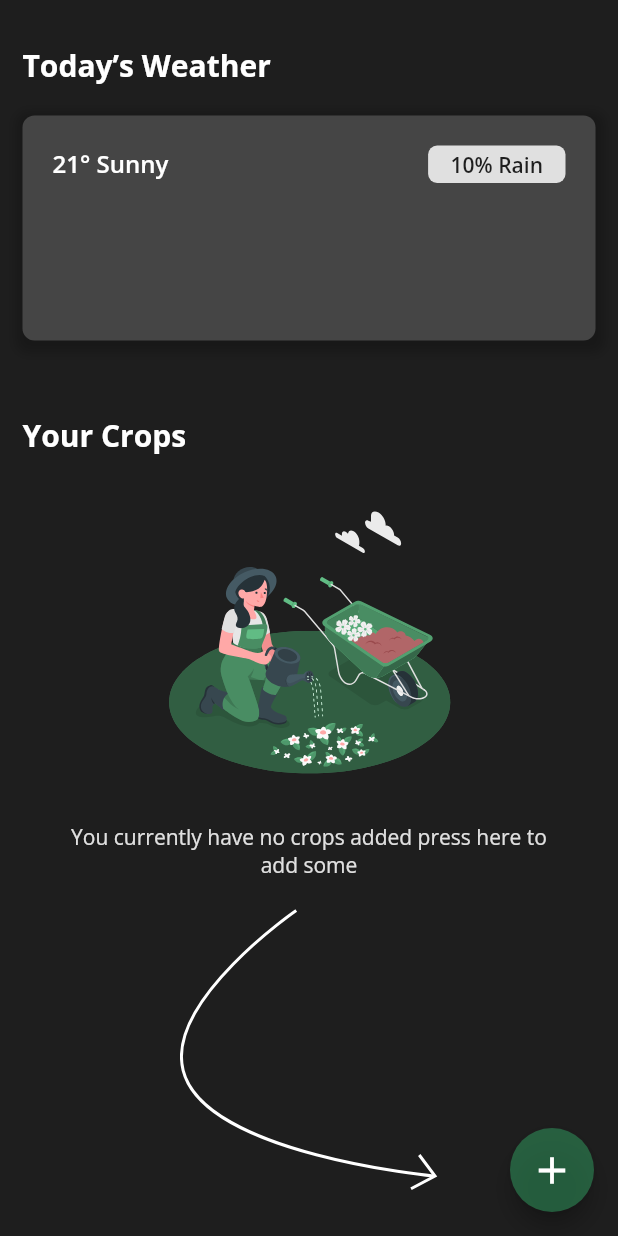
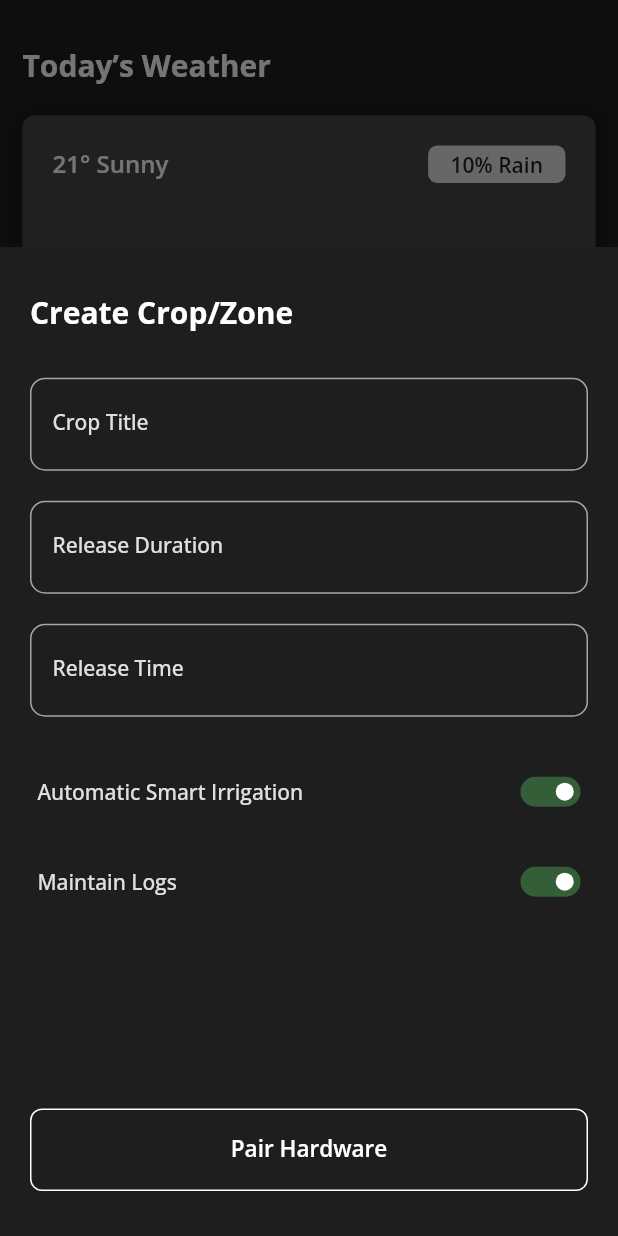
Before and after one commit to Moasfar-Javed/IoT-Farm-Mobile, a Flutter app: the HomeScreen screen opened by its route, after a tap on the "add" icon, on a phone screen of 412 x 824 dp. Run offline on Flutter 3.47's test engine with Material 3 defaults, Android fonts, the phone set to English and light mode, and no system bars; drawn by our look-alikes of flutter_switch; our stand-ins replace firebase_auth, firebase_core, flutter_smart_dialog, flutter_svg, fluttertoast, google_sign_in and 3 more; missing offline and left inert: flutter_facebook_auth; accounts and stored records are empty.

Commit message:
completed home and bottom sheets

```diff
--- a/lib/views/authentication/sign_in_screen.dart
+++ b/lib/views/authentication/sign_in_screen.dart
@@ -6,7 +6,6 @@ import 'package:farm/utility/loading_util.dart';
 import 'package:farm/utility/pref_util.dart';
 import 'package:farm/utility/toast_util.dart';
 import 'package:farm/widgets/custom_rounded_button.dart';
-import 'package:farm/widgets/custom_text_field.dart';
 import 'package:flutter/material.dart';
 import 'package:flutter_svg/svg.dart';
 import 'package:intl_phone_number_input/intl_phone_number_input.dart';
@@ -289,12 +288,12 @@ class _SignInScreenState extends State<SignInScreen> {
                         child: Text(
                           "Sign In with $title",
                           textAlign: TextAlign.center,
-                          style: TextStyle(
+                          style: const TextStyle(
                               color: ColorStyle.blackColor,
                               fontWeight: FontWeight.w600),
                         ),
                       ),
-                      SizedBox(
+                      const SizedBox(
                         height: 30,
                         width: 30,
                       ),
--- a/lib/views/home/home_screen.dart
+++ b/lib/views/home/home_screen.dart
@@ -1,4 +1,6 @@
 import 'package:farm/styles/color_style.dart';
+import 'package:farm/widgets/bottom_sheets/add_crop_sheet.dart';
+import 'package:farm/widgets/bottom_sheets/pair_hardware_sheet.dart';
 import 'package:flutter/material.dart';
 import 'package:flutter_svg/svg.dart';
 
@@ -14,7 +16,9 @@ class _HomeScreenState extends State<HomeScreen> {
   Widget build(BuildContext context) {
     return Scaffold(
       floatingActionButton: FloatingActionButton(
-        onPressed: () {},
+        onPressed: () {
+          _showAddCropFlow();
+        },
         child: const Icon(
           Icons.add,
           size: 30,
@@ -44,10 +48,76 @@ class _HomeScreenState extends State<HomeScreen> {
                     fontWeight: FontWeight.w700,
                     color: ColorStyle.textColor),
               ),
-              _buildEmptyCropsWidget(),
+              const SizedBox(height: 20),
+              //_buildEmptyCropsWidget(),
+              Expanded(
+                child: ListView.builder(
+                  physics: const BouncingScrollPhysics(),
+                  itemCount: 5,
+                  itemBuilder: (context, index) => _buildCropTileWidget(index),
+                ),
+              ),
             ],
           ),
         ),
+      ),
+    );
+  }
+
+  _showAddCropFlow() async {
+    Map<String, dynamic>? cropSettings = await showModalBottomSheet(
+      useRootNavigator: true,
+      isScrollControlled: true,
+      useSafeArea: true,
+      context: context,
+      builder: (BuildContext ctx) {
+        return const AddCropSheet();
+      },
+    );
+
+    if (cropSettings != null && mounted) {
+      Future.delayed(const Duration(milliseconds: 500)).then((value) async {
+        bool? isPaired = await showModalBottomSheet(
+          useRootNavigator: true,
+          isScrollControlled: true,
+          useSafeArea: true,
+          context: context,
+          builder: (BuildContext ctx) {
+            return const PairHardwareSheet();
+          },
+        );
+      });
+    }
+  }
+
+  _buildCropTileWidget(int index) {
+    return Container(
+      padding: const EdgeInsets.symmetric(vertical: 25, horizontal: 20),
+      margin: const EdgeInsets.symmetric(vertical: 10),
+      decoration: const BoxDecoration(
+        color: ColorStyle.secondaryBackgroundColor,
+        border:
+            Border(left: BorderSide(color: ColorStyle.primaryColor, width: 6)),
+        borderRadius: BorderRadius.horizontal(
+          right: Radius.circular(8),
+        ),
+      ),
+      child: const Row(
+        mainAxisAlignment: MainAxisAlignment.spaceBetween,
+        children: [
+          Text(
+            "My potato crop",
+            style: TextStyle(
+                fontSize: 14,
+                fontWeight: FontWeight.w500,
+                color: ColorStyle.textColor),
+          ),
+          Text("Healthy",
+              style: TextStyle(
+                  fontSize: 12,
+                  fontWeight: FontWeight.w500,
+                  color: ColorStyle.lightPrimaryColor))
+        ],
       ),
     );
   }
--- /dev/null
+++ b/lib/widgets/bottom_sheets/add_crop_sheet.dart
@@ -0,0 +1,220 @@
+import 'package:farm/styles/color_style.dart';
+import 'package:farm/utility/toast_util.dart';
+import 'package:farm/widgets/custom_rounded_button.dart';
+import 'package:farm/widgets/custom_text_field.dart';
+import 'package:flutter/material.dart';
+import 'package:flutter_switch/flutter_switch.dart';
+
+class AddCropSheet extends StatefulWidget {
+  const AddCropSheet({super.key});
+
+  @override
+  State<AddCropSheet> createState() => _AddCropSheetState();
+}
+
+class _AddCropSheetState extends State<AddCropSheet> {
+  final TextEditingController _cropTitleController = TextEditingController();
+  final TextEditingController _releaseDurationController =
+      TextEditingController();
+  final TextEditingController _releaseTimeController = TextEditingController();
+  bool smartIrrigation = true;
+  bool maintainLogs = true;
+
+  bool isInputValid = false;
+
+  _fieldValidation() {
+    if (_cropTitleController.text != "" &&
+        _releaseDurationController.text != "" &&
+        _releaseTimeController.text != "") {
+      setState(() {
+        isInputValid = true;
+      });
+    } else {
+      if (isInputValid) {
+        setState(() {
+          isInputValid = false;
+        });
+      }
+    }
+  }
+
+  @override
+  Widget build(BuildContext context) {
+    return GestureDetector(
+      onTap: () {
+        FocusManager.instance.primaryFocus?.unfocus();
+      },
+      child: ConstrainedBox(
+        constraints: BoxConstraints(
+            maxHeight: MediaQuery.of(context).size.height * 0.8,
+            minHeight: MediaQuery.of(context).size.height * 0.7),
+        child: Scaffold(
+          body: Container(
+            width: MediaQuery.of(context).size.width,
+            decoration: const BoxDecoration(
+              borderRadius: BorderRadius.only(
+                topLeft: Radius.circular(16.0),
+                topRight: Radius.circular(16.0),
+              ),
+              color: ColorStyle.backgroundColor,
+            ),
+            child: Padding(
+              padding: const EdgeInsets.symmetric(horizontal: 20),
+              child: Column(
+                children: [
+                  Expanded(
+                    child: SingleChildScrollView(
+                      physics: const BouncingScrollPhysics(),
+                      child: Column(
+                        crossAxisAlignment: CrossAxisAlignment.start,
+                        mainAxisSize: MainAxisSize.min,
+                        children: [
+                          const SizedBox(
+                            height: 30,
+                          ),
+                          const Text(
+                            "Create Crop/Zone",
+                            style: TextStyle(
+                                fontSize: 20,
+                                fontWeight: FontWeight.w700,
+                                color: ColorStyle.textColor),
+                          ),
+                          const SizedBox(
+                            height: 30,
+                          ),
+                          CustomTextField(
+                            controller: _cropTitleController,
+                            hint: "Crop Title",
+                            fieldColor: ColorStyle.backgroundColor,
+                            onChanged: (value) {
+                              _fieldValidation();
+                            },
+                          ),
+                          const SizedBox(
+                            height: 20,
+                          ),
+                          CustomTextField(
+                            controller: _releaseDurationController,
+                            hint: "Release Duration",
+                            fieldColor: ColorStyle.backgroundColor,
+                            onChanged: (value) {
+                              _fieldValidation();
+                            },
+                          ),
+                          const SizedBox(
+                            height: 20,
+                          ),
+                          CustomTextField(
+                            controller: _releaseTimeController,
+                            hint: "Release Time",
+                            fieldColor: ColorStyle.backgroundColor,
+                            onChanged: (value) {
+                              _fieldValidation();
+                            },
+                          ),
+                          const SizedBox(
+                            height: 40,
+                          ),
+                          Padding(
+                            padding: const EdgeInsets.symmetric(horizontal: 5),
+                            child: Row(
+                              children: [
+                                const Text(
+                                  "Automatic Smart Irrigation",
+                                  style: TextStyle(fontWeight: FontWeight.w500),
+                                ),
+                                const Spacer(),
+                                FlutterSwitch(
+                                    width: 40.0,
+                                    height: 20.0,
+                                    toggleSize: 13.0,
+                                    borderRadius: 20.0,
+                                    showOnOff: false,
+                                    activeColor: ColorStyle.darkPrimaryColor,
+                                    // inactiveColor: ColorStyle.whiteColor,
+                                    value: smartIrrigation,
+                                    onToggle: (value) {
+                                      setState(() {
+                                        smartIrrigation = value;
+                                      });
+                                    })
+                              ],
+                            ),
+                          ),
+                          const SizedBox(
+                            height: 40,
+                          ),
+                          Padding(
+                            padding: const EdgeInsets.symmetric(horizontal: 5),
+                            child: Row(
+                              children: [
+                                const Text(
+                                  "Maintain Logs",
+                                  style: TextStyle(fontWeight: FontWeight.w500),
+                                ),
+                                const Spacer(),
+                                FlutterSwitch(
+                                    width: 40.0,
+                                    height: 20.0,
+                                    toggleSize: 13.0,
+                                    borderRadius: 20.0,
+                                    showOnOff: false,
+                                    activeColor: ColorStyle.darkPrimaryColor,
+                                    // inactiveColor: ColorStyle.whiteColor,
+                                    value: maintainLogs,
+                                    onToggle: (value) {
+                                      setState(() {
+                                        maintainLogs = value;
+                                      });
+                                    })
+                              ],
+                            ),
+                          ),
+                          const SizedBox(
+                            height: 40,
+                          ),
+                        ],
+                      ),
+                    ),
+                  ),
+                  SizedBox(
+                    height: 55,
+                    width: double.infinity,
+                    child: CustomRoundedButton(
+                      "Pair Hardware",
+                      () {
+                        if (isInputValid) {
+                          Map<String, dynamic> cropSettings = {
+                            "crop_title": _cropTitleController.text,
+                            "release_duration": _releaseDurationController.text,
+                            "release_time": _releaseTimeController.text,
+                            "smart_irrigation": smartIrrigation,
+                            "maintain_logs": maintainLogs,
+                          };
+                          Navigator.of(context).pop(cropSettings);
+                        } else {
+                          ToastUtil.showToast("Please fill out all the fields");
+                        }
+                      },
+                      borderColor: ColorStyle.whiteColor,
+                      buttonBackgroundColor: isInputValid
+                          ? ColorStyle.whiteColor
+                          : Colors.transparent,
+                      textColor: isInputValid
+                          ? ColorStyle.blackColor
+                          : ColorStyle.whiteColor,
+                      waterColor: Colors.black12,
+                    ),
+                  ),
+                  const SizedBox(
+                    height: 30,
+                  )
+                ],
+              ),
+            ),
+          ),
+        ),
+      ),
+    );
+  }
+}
--- a/lib/widgets/custom_text_field.dart
+++ b/lib/widgets/custom_text_field.dart
@@ -22,6 +22,7 @@ class CustomTextField extends StatelessWidget {
   final FocusNode? focusNode;
   final TextStyle? hintStyle;
   final List<TextInputFormatter>? inputFormatters;
+  final Function? onChanged;
   const CustomTextField(
       {super.key,
       required this.controller,
@@ -42,7 +43,8 @@ class CustomTextField extends StatelessWidget {
       this.cursorColor = ColorStyle.whiteColor,
       this.customRadius,
       this.borderWidth = 1,
-      this.focusNode});
+      this.focusNode,
+      this.onChanged});
 
   @override
   Widget build(BuildContext context) {
@@ -56,6 +58,11 @@ class CustomTextField extends StatelessWidget {
         maxLines: maxLines,
         autofocus: autofocus,
         cursorColor: cursorColor,
+        onChanged: (value) {
+          if (onChanged != null) {
+            onChanged!(value); // Call the onChanged function with the value
+          }
+        },
         style: TextStyle(color: textColor),
         decoration: InputDecoration(
           hintStyle:
--- a/pubspec.yaml
+++ b/pubspec.yaml
@@ -45,6 +45,7 @@ dependencies:
   flutter_facebook_auth: ^6.0.4
   http: ^1.2.0
   shared_preferences: ^2.2.2
+  flutter_switch: ^0.3.2
 
 dev_dependencies:
   flutter_test:
```
Also changed, not shown: lib/widgets/bottom_sheets/pair_hardware_sheet.dart (added, +91 -0 lines), assets/svgs/pair_hardware_image.svg (added), pubspec.lock, 4 other files.
